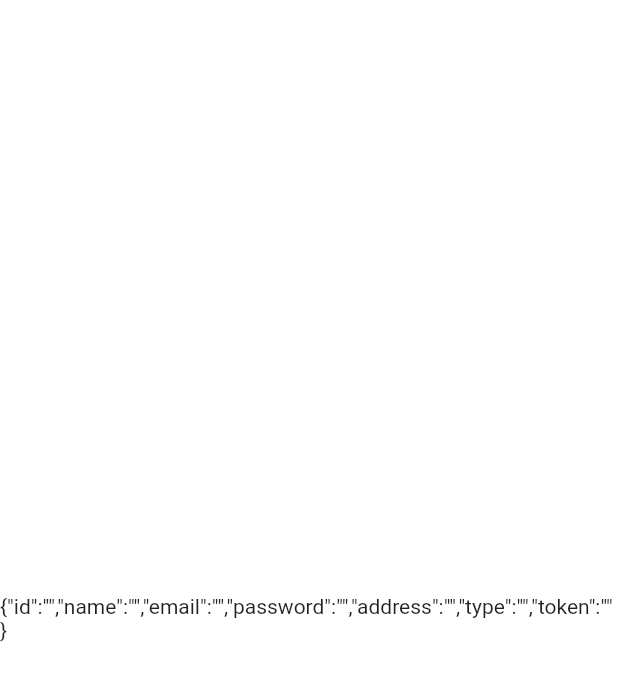
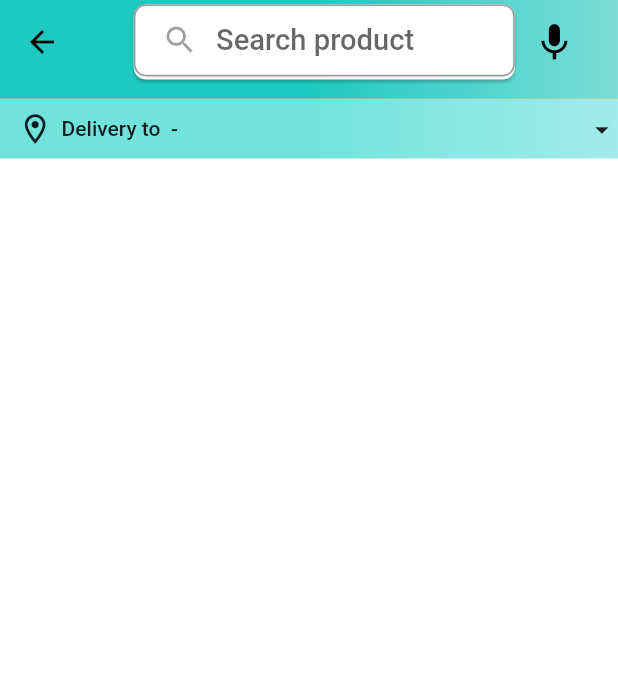
Before and after one commit to Sohag-84/Fullstack-Amazon-clone, a Flutter app: the HomeScreen screen opened by its route, on a phone screen of 412 x 824 dp. Shown: the top 681 px of the screen. Run offline on Flutter 3.47's test engine with Material 2 defaults, Android fonts, the phone set to English and light mode, and no system bars; our stand-ins replace badges, flutter_screenutil, fluttertoast, shared_preferences; accounts and stored records are empty.

Commit message:
appbar and location section is desgined

```diff
--- a/lib/features/home/home_screen.dart
+++ b/lib/features/home/home_screen.dart
@@ -1,6 +1,9 @@
-import 'package:amazon_clone/providers/user_provider.dart';
+// ignore_for_file: prefer_const_constructors
+
+import 'package:amazon_clone/constants/global_variable.dart';
+import 'package:amazon_clone/features/home/widgets/address_box.dart';
 import 'package:flutter/material.dart';
-import 'package:provider/provider.dart';
+import 'package:flutter_screenutil/flutter_screenutil.dart';
 
 class HomeScreen extends StatefulWidget {
   static const String routeName = "/home";
@@ -14,10 +17,67 @@ class HomeScreen extends StatefulWidget {
 class _HomeScreenState extends State<HomeScreen> {
   @override
   Widget build(BuildContext context) {
-    final user = Provider.of<UserProvider>(context).user;
     return Scaffold(
-      body: Center(
-        child: Text(user.toJson()),
+      appBar: PreferredSize(
+        preferredSize: Size.fromHeight(55.h),
+        child: AppBar(
+          flexibleSpace: Container(
+            decoration: BoxDecoration(
+              gradient: GlobalVariables.appBarGradient,
+            ),
+          ),
+          title: Row(
+            mainAxisAlignment: MainAxisAlignment.spaceBetween,
+            children: [
+              Expanded(
+                child: Container(
+                  height: 42.h,
+                  margin: EdgeInsets.only(left: 15.w),
+                  child: Material(
+                    elevation: 1,
+                    borderRadius: BorderRadius.circular(7.r),
+                    child: TextFormField(
+                      decoration: InputDecoration(
+                        prefixIcon: Padding(
+                          padding: EdgeInsets.only(left: 6.w),
+                          child: IconButton(
+                            onPressed: null,
+                            icon: Icon(Icons.search),
+                          ),
+                        ),
+                        fillColor: Colors.white,
+                        filled: true,
+                        contentPadding: EdgeInsets.only(top: 20.h),
+                        border: OutlineInputBorder(
+                          borderRadius: BorderRadius.circular(7.r),
+                          borderSide: BorderSide.none,
+                        ),
+                        enabledBorder: OutlineInputBorder(
+                          borderRadius: BorderRadius.circular(7.r),
+                          borderSide:
+                              BorderSide(color: Colors.black38, width: 1.w),
+                        ),
+                        hintText: "Search product",
+                        hintStyle: TextStyle(fontWeight: FontWeight.w500,fontSize: 17.sp,),
+                      ),
+                    ),
+                  ),
+                ),
+              ),
+              Container(
+                height: 42.h,
+                color: Colors.transparent,
+                margin: EdgeInsets.symmetric(horizontal: 10.w),
+                child: Icon(Icons.mic,color: Colors.black,size: 25.h,),
+              )
+            ],
+          ),
+        ),
+      ),
+      body: Column(
+        children: [
+          AddressBox()
+        ],
       ),
     );
   }
--- /dev/null
+++ b/lib/features/home/widgets/address_box.dart
@@ -0,0 +1,57 @@
+// ignore_for_file: prefer_const_constructors
+
+import 'package:flutter/material.dart';
+import 'package:flutter_screenutil/flutter_screenutil.dart';
+import 'package:provider/provider.dart';
+
+import '../../../providers/user_provider.dart';
+
+class AddressBox extends StatelessWidget {
+  const AddressBox({Key? key}) : super(key: key);
+
+  @override
+  Widget build(BuildContext context) {
+    final user = Provider.of<UserProvider>(context).user;
+
+    return Container(
+      height: 40,
+      decoration: const BoxDecoration(
+        gradient: LinearGradient(
+          colors: [
+            Color.fromARGB(255, 114, 226, 221),
+            Color.fromARGB(255, 162, 236, 233),
+          ],
+          stops: [0.5, 1.0],
+        ),
+      ),
+      padding: EdgeInsets.only(left: 10.w),
+      child: Row(
+        children: [
+          Icon(
+            Icons.location_on_outlined,
+            size: 20.h,
+          ),
+          Expanded(
+            child: Padding(
+              padding: EdgeInsets.only(left: 5.w),
+              child: Text(
+                'Delivery to ${user.name} - ${user.address}',
+                style: const TextStyle(
+                  fontWeight: FontWeight.w500,
+                ),
+                overflow: TextOverflow.ellipsis,
+              ),
+            ),
+          ),
+          Padding(
+            padding: EdgeInsets.only(left: 5.w, top: 2.h),
+            child: Icon(
+              Icons.arrow_drop_down_outlined,
+              size: 18.h,
+            ),
+          )
+        ],
+      ),
+    );
+  }
+}
```
